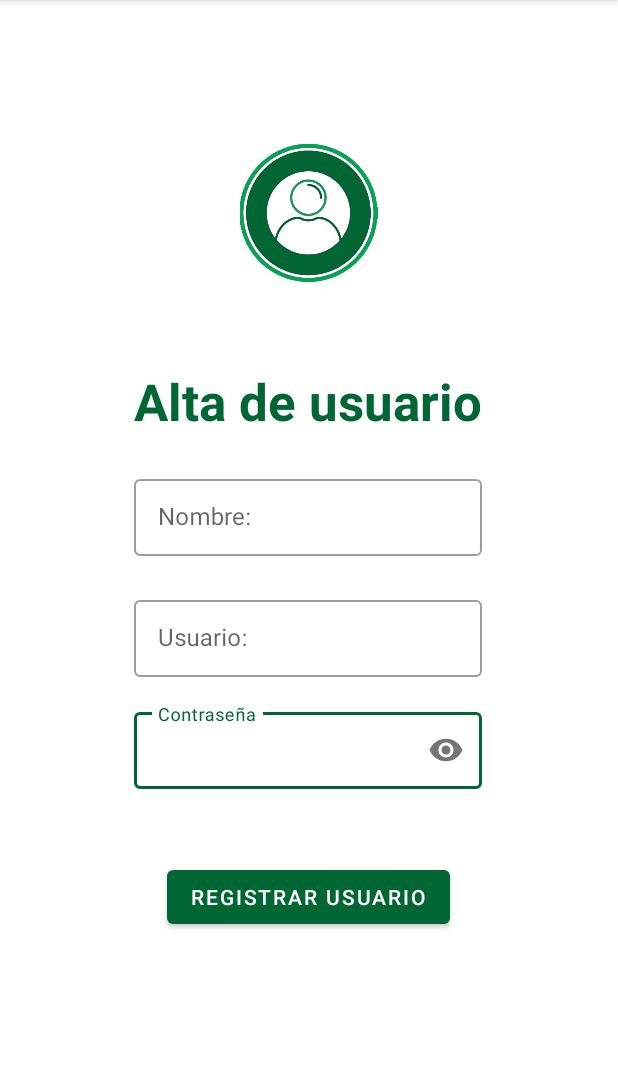
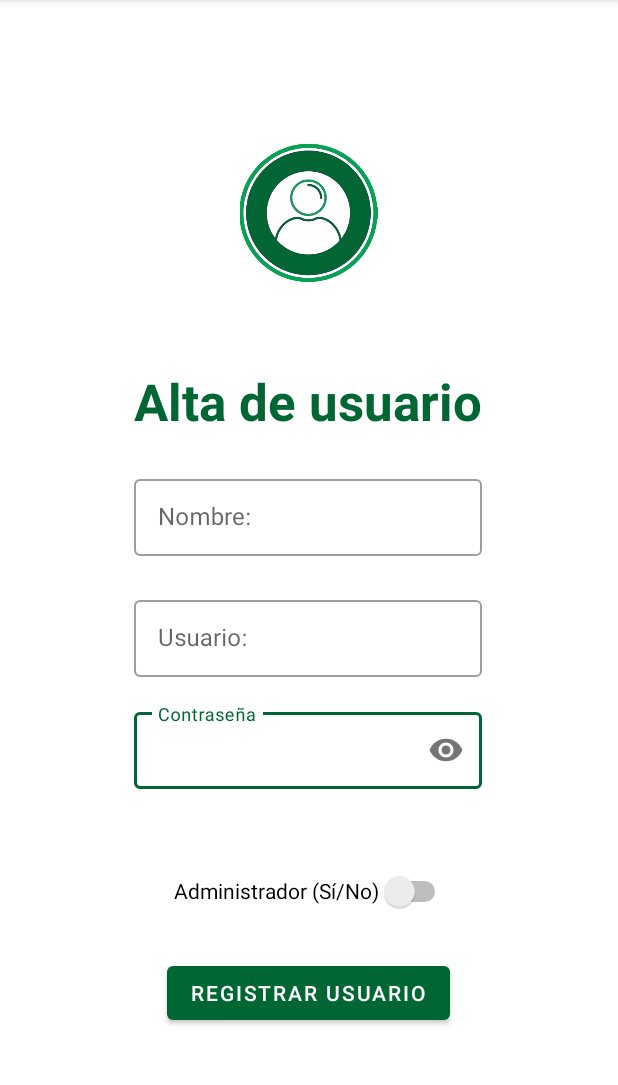
Before and after one commit to Dicorgir/PMDMGrupal_PetPetPet, an Android app: the MainActivity2 screen opened directly, with no data from a screen before it, on a phone screen of 412 x 824 dp, the part 84-1169 px from its top. Run offline under Robolectric (Android 15) with nearby library versions, the phone set to English and light mode, and no system bars.

Commit message:
Switch que pregunta si eres administrador o no

```diff
--- a/app/src/main/res/layout/alta_usuario.xml
+++ b/app/src/main/res/layout/alta_usuario.xml
@@ -20,7 +20,7 @@
         android:id="@+id/botonRegistrarUsuario"
         android:layout_width="wrap_content"
         android:layout_height="wrap_content"
-        android:layout_marginTop="48dp"
+        android:layout_marginTop="112dp"
         android:text="@string/BotonRegistrarUsuario"
         app:layout_constraintEnd_toEndOf="@+id/cuadroContraUsuario"
         app:layout_constraintHorizontal_bias="0.512"
@@ -104,4 +104,18 @@
             android:textColorHint="#757575" />
     </com.google.android.material.textfield.TextInputLayout>
 
+    <Switch
+        android:id="@+id/switch2"
+        android:layout_width="wrap_content"
+        android:layout_height="wrap_content"
+        android:layout_marginStart="116dp"
+        android:layout_marginTop="44dp"
+        android:minHeight="48dp"
+        android:text="@string/admin"
+        app:layout_constraintBottom_toTopOf="@+id/botonRegistrarUsuario"
+        app:layout_constraintStart_toStartOf="parent"
+        app:layout_constraintTop_toBottomOf="@+id/cuadroContraUsuario"
+        app:layout_constraintVertical_bias="0.0"
+        tools:ignore="UseSwitchCompatOrMaterialXml" />
+
 </androidx.constraintlayout.widget.ConstraintLayout>
--- a/app/src/main/res/values/strings.xml
+++ b/app/src/main/res/values/strings.xml
@@ -26,6 +26,7 @@
     <string name="BotonVolver">VOLVER</string>
     <string name="ID_PERRO">ID_PERRO</string>
     <string name="TituloLista">Lista de Animales Almacenados</string>
+    <string name="admin">Administrador (Sí/No)</string>
     <string name="vacio"></string>
 
 </resources>
```
